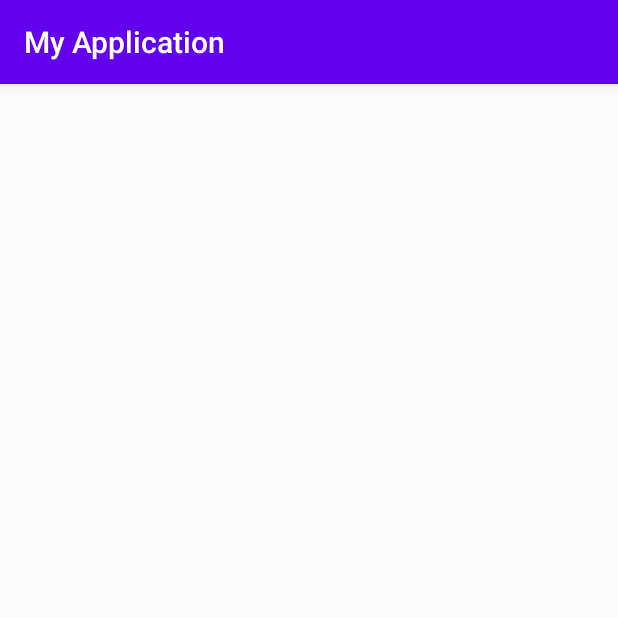
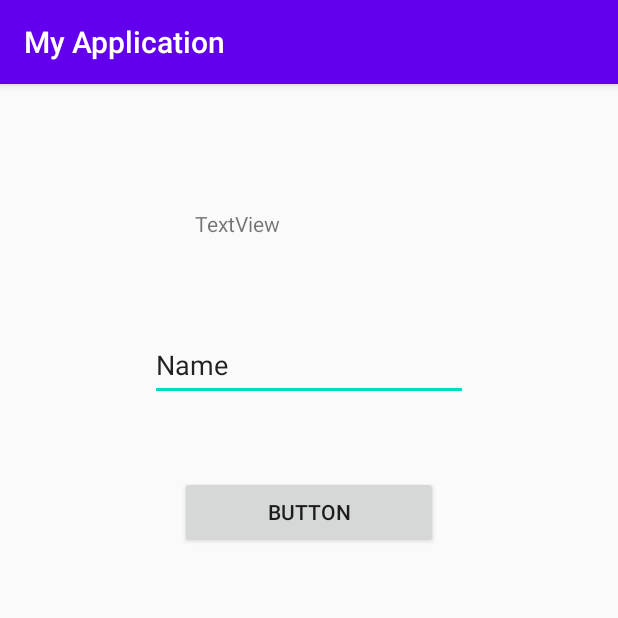
Before and after one commit to Zolomed/mobilki2, an Android app: the ReleativeLayout screen opened directly, with no data from a screen before it, on a phone screen of 412 x 824 dp, the top half of it. Run offline under Robolectric (Android 15) with nearby library versions, the phone set to English and light mode, and no system bars.

Commit message:
Added basic components

```diff
--- a/app/src/main/res/layout/releative_layout.xml
+++ b/app/src/main/res/layout/releative_layout.xml
@@ -1,6 +1,58 @@
 <?xml version="1.0" encoding="utf-8"?>
 <RelativeLayout xmlns:android="http://schemas.android.com/apk/res/android"
+    xmlns:app="http://schemas.android.com/apk/res-auto"
+    xmlns:tools="http://schemas.android.com/tools"
     android:layout_width="match_parent"
-    android:layout_height="match_parent"
-    android:orientation="vertical" >
+    android:layout_height="match_parent">
+
+    <TextView
+        android:id="@+id/textView"
+        android:layout_width="155dp"
+        android:layout_height="30dp"
+        android:layout_below="@+id/imageView2"
+        android:layout_alignParentStart="true"
+        android:layout_alignParentEnd="true"
+        android:layout_marginStart="130dp"
+        android:layout_marginTop="33dp"
+        android:layout_marginEnd="130dp"
+        android:text="TextView" />
+
+    <Button
+        android:id="@+id/button"
+        android:layout_width="wrap_content"
+        android:layout_height="wrap_content"
+        android:layout_below="@+id/editTextTextPersonName2"
+        android:layout_alignParentStart="true"
+        android:layout_alignParentEnd="true"
+        android:layout_marginStart="120dp"
+        android:layout_marginTop="50dp"
+        android:layout_marginEnd="120dp"
+        android:text="Button" />
+
+    <EditText
+        android:id="@+id/editTextTextPersonName2"
+        android:layout_width="wrap_content"
+        android:layout_height="wrap_content"
+        android:layout_below="@+id/textView"
+        android:layout_alignParentStart="true"
+        android:layout_alignParentEnd="true"
+        android:layout_marginStart="100dp"
+        android:layout_marginTop="50dp"
+        android:layout_marginEnd="100dp"
+        android:ems="10"
+        android:inputType="textPersonName"
+        android:minHeight="48dp"
+        android:text="Name" />
+
+    <ImageView
+        android:id="@+id/imageView2"
+        android:layout_width="wrap_content"
+        android:layout_height="wrap_content"
+        android:layout_alignParentStart="true"
+        android:layout_alignParentTop="true"
+        android:layout_alignParentEnd="true"
+        android:layout_marginStart="150dp"
+        android:layout_marginTop="50dp"
+        android:layout_marginEnd="150dp"
+        tools:srcCompat="@tools:sample/avatars" />
 </RelativeLayout>
```
Also changed, not shown: app/src/main/res/layout/constraint_layout.xml (+46 -0 lines), app/src/main/res/layout/liner_layout.xml (+37 -1 lines).
